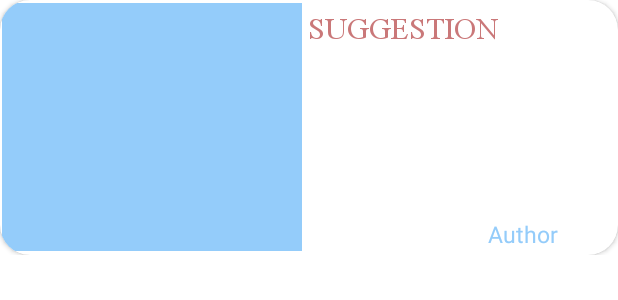
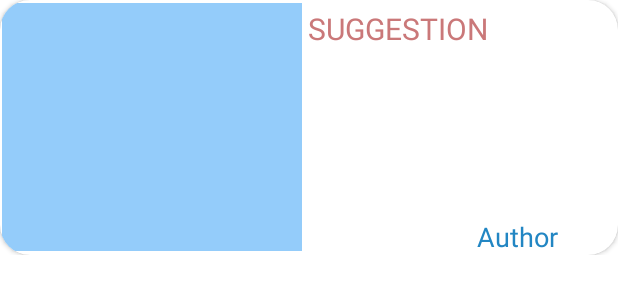
Before and after one commit to phineasla-hcmus/2.3-SE-Cakey, an Android app: the layout activity_main_blogs_list.xml on its own in the app's theme, with its tools: preview values and no code run, on a phone screen of 412 x 824 dp. Shown: the top 300 px of the screen. Run offline under Robolectric (Android 15) with nearby library versions, the phone set to English and light mode, and no system bars.

```diff
--- a/android/app/src/main/java/com/popcorn/cakey/course/CourseMenu.kt
+++ b/android/app/src/main/java/com/popcorn/cakey/course/CourseMenu.kt
@@ -1,5 +1,6 @@
 package com.popcorn.cakey.course
 
+import android.annotation.SuppressLint
 import android.graphics.Bitmap
 import android.graphics.BitmapFactory
 import android.os.Bundle
@@ -28,7 +29,8 @@ class CourseMenu : AppCompatActivity(R.layout.activity_course_menu) {
 
     private var binding: ActivityCourseMenuBinding? = null
 
-
+    @SuppressLint("WrongThread")
+    @Override
     override fun onCreate(savedInstanceState: Bundle?) {
         super.onCreate(savedInstanceState)
 
--- a/android/app/src/main/res/layout/activity_main_blogs_list.xml
+++ b/android/app/src/main/res/layout/activity_main_blogs_list.xml
@@ -38,7 +38,6 @@
                 android:layout_marginTop="5dp"
                 android:textColor="@color/pink_variant"
                 android:text="@string/suggestion"
-                android:fontFamily="@font/times"
                 android:textAllCaps="true"
                 android:textSize="20sp"
                 tools:ignore="RelativeOverlap">
@@ -52,8 +51,8 @@
                 android:layout_alignParentEnd="true"
                 android:layout_marginTop="145dp"
                 android:layout_marginEnd="40dp"
-                android:textColor="@color/blue"
-                android:textSize="15sp"
+                android:textColor="@color/blue_variant"
+                android:textSize="18sp"
                 android:text="@string/Author"
                 tools:ignore="RelativeOverlap" />
 
--- a/android/app/src/main/res/layout/activity_read_blog.xml
+++ b/android/app/src/main/res/layout/activity_read_blog.xml
@@ -446,7 +446,7 @@
                         android:layout_height="wrap_content"
 
                         android:gravity="center"
-
+                        android:inputType="text"
                         android:hint="@string/cmtHere" />
                 </com.google.android.material.textfield.TextInputLayout>
 
--- a/android/app/src/main/res/values/themes.xml
+++ b/android/app/src/main/res/values/themes.xml
@@ -17,11 +17,9 @@
     </style>
 
     <style name="RobotoTextViewStyle" parent="android:Widget.TextView">
-        <!--<item name="android:fontFamily">@font/times</item>-->
         <item name="android:textColor">@color/black</item>
     </style>
     <style name="RobotoButtonStyle" parent="android:Widget.Holo.Button">
-        <!--<item name="android:fontFamily">@font/times</item> -->
        <item name="android:textColor">@color/black</item>
    </style>
 
```
Also changed, not shown: android/app/src/main/java/com/popcorn/cakey/profile/Achievement.kt (+3 -5 lines), android/app/src/main/java/com/popcorn/cakey/profile/EditProfile.kt (+5 -4 lines).
